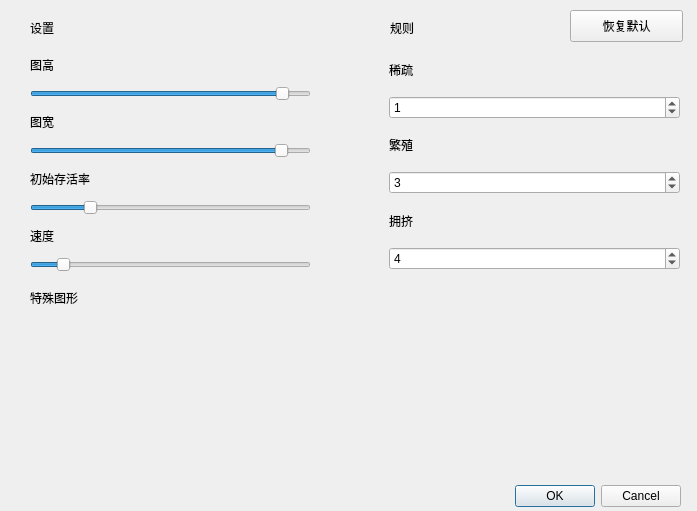
Before: the Qt Designer form setting.ui in HirojiFukuyama/qt_PC2DM, drawn with Qt 5.
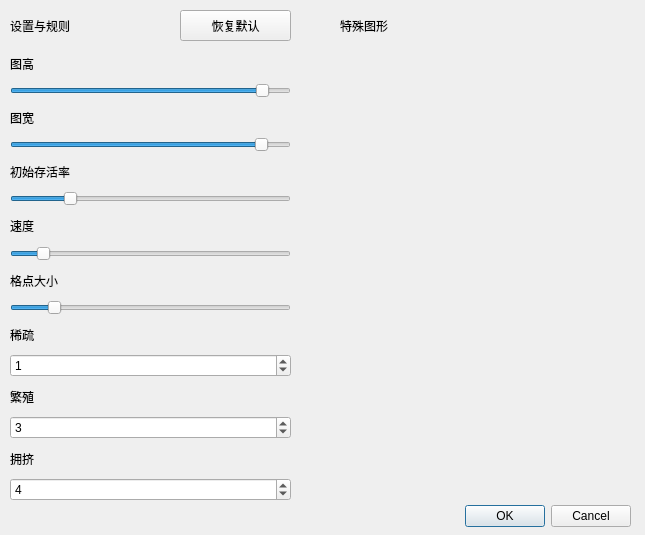
After: the same form once the commit is applied.

Commit message: can change gridSize

What changed in the file:
```diff
--- a/setting.ui
+++ b/setting.ui
@@ -6,8 +6,8 @@
    <rect>
     <x>0</x>
     <y>0</y>
-    <width>697</width>
-    <height>511</height>
+    <width>645</width>
+    <height>535</height>
    </rect>
   </property>
   <property name="windowTitle">
@@ -16,8 +16,8 @@
   <widget class="QDialogButtonBox" name="buttonBox">
    <property name="geometry">
     <rect>
-     <x>340</x>
-     <y>480</y>
+     <x>290</x>
+     <y>500</y>
      <width>341</width>
      <height>32</height>
     </rect>
@@ -32,23 +32,23 @@
   <widget class="QLabel" name="label">
    <property name="geometry">
     <rect>
-     <x>30</x>
-     <y>20</y>
-     <width>60</width>
-     <height>16</height>
+     <x>10</x>
+     <y>10</y>
+     <width>111</width>
+     <height>31</height>
     </rect>
    </property>
    <property name="text">
-    <string>设置</string>
+    <string>设置与规则</string>
    </property>
   </widget>
   <widget class="QWidget" name="verticalLayoutWidget">
    <property name="geometry">
     <rect>
-     <x>30</x>
+     <x>10</x>
      <y>50</y>
      <width>281</width>
-     <height>222</height>
+     <height>451</height>
     </rect>
    </property>
    <layout class="QVBoxLayout" name="verticalLayout">
@@ -156,31 +156,35 @@
       </property>
      </widget>
     </item>
-   </layout>
-  </widget>
-  <widget class="QLabel" name="label_6">
-   <property name="geometry">
-    <rect>
-     <x>390</x>
-     <y>20</y>
-     <width>60</width>
-     <height>16</height>
-    </rect>
-   </property>
-   <property name="text">
-    <string>规则</string>
-   </property>
-  </widget>
-  <widget class="QWidget" name="verticalLayoutWidget_2">
-   <property name="geometry">
-    <rect>
-     <x>389</x>
-     <y>49</y>
-     <width>291</width>
-     <height>221</height>
-    </rect>
-   </property>
-   <layout class="QVBoxLayout" name="verticalLayout_2">
+    <item>
+     <widget class="QLabel" name="label_11">
+      <property name="text">
+       <string>格点大小</string>
+      </property>
+     </widget>
+    </item>
+    <item>
+     <widget class="QSlider" name="gridSlider">
+      <property name="minimum">
+       <number>1</number>
+      </property>
+      <property name="maximum">
+       <number>30</number>
+      </property>
+      <property name="singleStep">
+       <number>1</number>
+      </property>
+      <property name="pageStep">
+       <number>1</number>
+      </property>
+      <property name="value">
+       <number>5</number>
+      </property>
+      <property name="orientation">
+       <enum>Qt::Horizontal</enum>
+      </property>
+     </widget>
+    </item>
     <item>
      <widget class="QLabel" name="label_7">
       <property name="text">
@@ -240,32 +244,32 @@
     </item>
    </layout>
   </widget>
-  <widget class="QLabel" name="label_10">
-   <property name="geometry">
-    <rect>
-     <x>30</x>
-     <y>290</y>
-     <width>60</width>
-     <height>16</height>
-    </rect>
-   </property>
-   <property name="text">
-    <string>特殊图形</string>
-   </property>
-  </widget>
   <widget class="QPushButton" name="pushButton">
    <property name="geometry">
     <rect>
-     <x>570</x>
+     <x>180</x>
      <y>10</y>
-     <width>113</width>
-     <height>32</height>
+     <width>111</width>
+     <height>31</height>
     </rect>
    </property>
    <property name="text">
     <string>恢复默认</string>
    </property>
   </widget>
+  <widget class="QLabel" name="label_6">
+   <property name="geometry">
+    <rect>
+     <x>340</x>
+     <y>10</y>
+     <width>111</width>
+     <height>31</height>
+    </rect>
+   </property>
+   <property name="text">
+    <string>特殊图形</string>
+   </property>
+  </widget>
  </widget>
  <resources/>
  <connections>
```
The commit also changes 8 other files.
